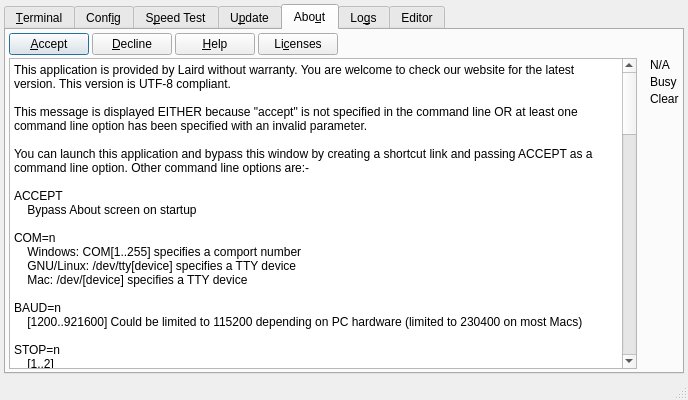
Old version of the form UwxMainWindow.ui in the repository LairdCP/UwTerminalX.
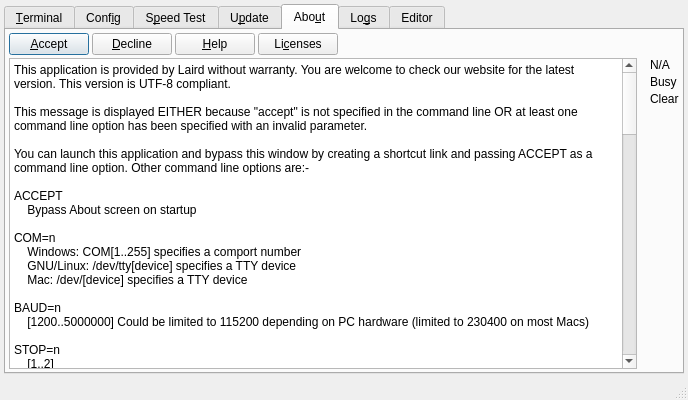
New version of the form. Icons and pictures are not drawn. Custom widgets are drawn as their Qt base class.

```diff
--- a/UwxMainWindow.ui
+++ b/UwxMainWindow.ui
@@ -3731,7 +3731,7 @@
     Mac: /dev/[device] specifies a TTY device
 
 BAUD=n
-    [1200..921600] Could be limited to 115200 depending on PC hardware (limited to 230400 on most Macs)
+    [1200..5000000] Could be limited to 115200 depending on PC hardware (limited to 230400 on most Macs)
 
 STOP=n
     [1..2]
```
